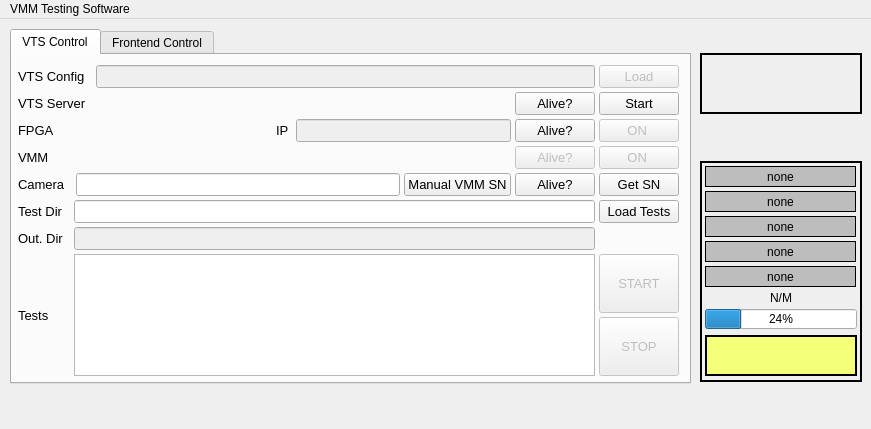
dantrim/vmm_testing_software, file qt/mainwindow.ui: the form before one commit.
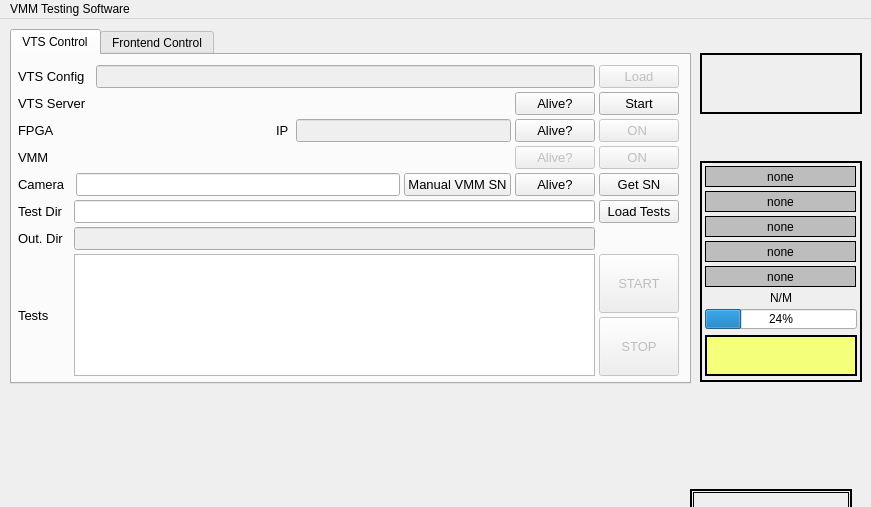
The form after the commit. Icons and pictures are not drawn.

```diff
--- a/qt/mainwindow.ui
+++ b/qt/mainwindow.ui
@@ -7,7 +7,7 @@
     <x>0</x>
     <y>0</y>
     <width>871</width>
-    <height>429</height>
+    <height>507</height>
    </rect>
   </property>
   <property name="sizePolicy">
```
Left out of the diff: 2 changed lines with no effect on the pictures.
